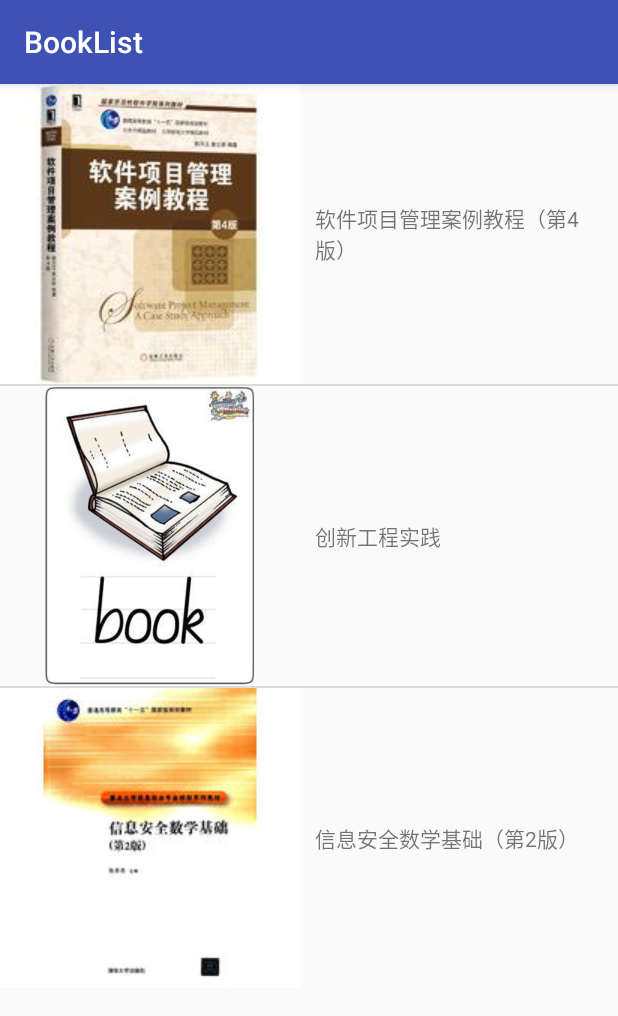
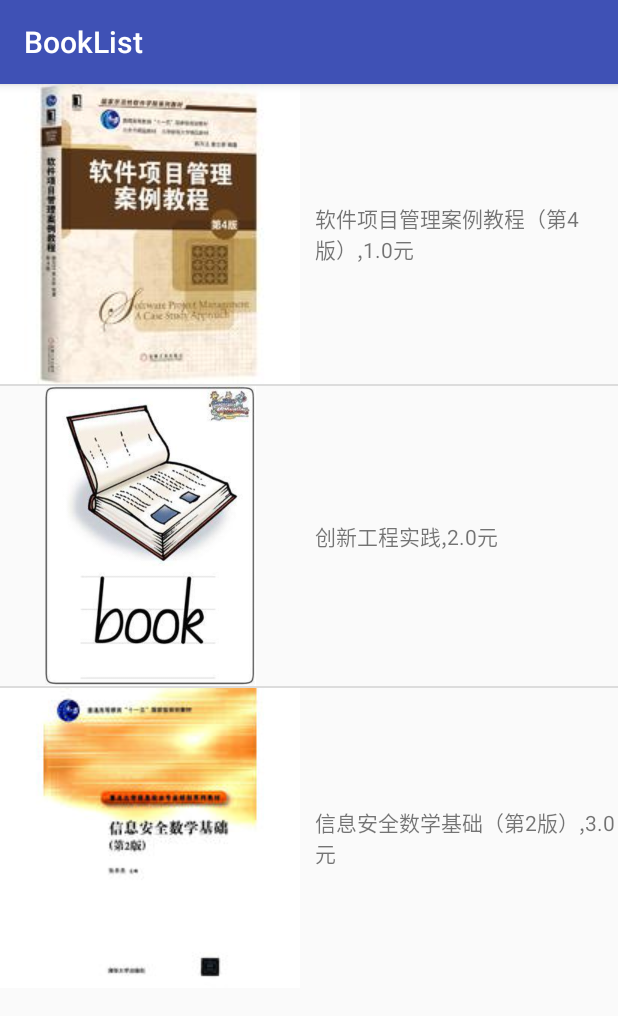
Before and after one commit to TanYR1028/BookList, an Android app: the screen it shows after launch (BookListMainActivity), on a phone screen of 412 x 824 dp. Shown: the top 1016 px of the screen. Run offline under Robolectric (Android 15) with nearby library versions, the phone set to English and light mode, and no system bars.

Commit message:
实现序列化保存

```diff
--- a/app/src/main/java/com/casper/testdrivendevelopment/Book.java
+++ /dev/null
@@ -1,31 +0,0 @@
-package com.casper.testdrivendevelopment;
-
-/**
- * Created by jszx on 2019/9/24.
- */
-
-public class Book {
-    public Book(String title, int coverResoourseId) {
-        this.setTitle(title);
-        this.setCoverResoourseId(coverResoourseId);
-    }
-
-    private String title;
-    private int coverResoourseId;
-
-    public String getTitle() {
-        return title;
-    }
-
-    public void setTitle(String title) {
-        this.title = title;
-    }
-
-    public int getCoverResoourseId() {
-        return coverResoourseId;
-    }
-
-    public void setCoverResoourseId(int coverResoourseId) {
-        this.coverResoourseId = coverResoourseId;
-    }
-}
--- a/app/src/main/java/com/casper/testdrivendevelopment/BookListMainActivity.java
+++ b/app/src/main/java/com/casper/testdrivendevelopment/BookListMainActivity.java
@@ -2,6 +2,7 @@ package com.casper.testdrivendevelopment;
 
 import android.content.Context;
 import android.content.DialogInterface;
+import android.content.Intent;
 import android.support.annotation.LayoutRes;
 import android.support.annotation.NonNull;
 import android.support.annotation.Nullable;
@@ -12,7 +13,6 @@ import android.view.LayoutInflater;
 import android.view.MenuItem;
 import android.view.View;
 import android.view.ViewGroup;
-import android.widget.Adapter;
 import android.widget.AdapterView;
 import android.widget.ArrayAdapter;
 import android.widget.ImageView;
@@ -20,33 +20,47 @@ import android.widget.ListView;
 import android.widget.TextView;
 import android.widget.Toast;
 
+import com.casper.testdrivendevelopment.data.BookSaver;
+import com.casper.testdrivendevelopment.data.model.Book;
+
+import java.lang.reflect.Array;
 import java.util.ArrayList;
 import java.util.List;
-
-import static com.casper.testdrivendevelopment.R.id.info;
 
 public class BookListMainActivity extends AppCompatActivity {
 
     public static final int CONTEXT_MENU_DELETE=1;
-    public static final int CONTEXT_MENU_ADD=2;
-    public static final int CONTEXT_MENU_ABOUT=3;
+    public static final int CONTEXT_MENU_NEW=CONTEXT_MENU_DELETE+1;
+    public static final int CONTEXT_MENU_UPDATE = CONTEXT_MENU_NEW+1;
+    public static final int CONTEXT_MENU_ABOUT=CONTEXT_MENU_UPDATE +1;
+    public static final int REQUEST_CODE_NEW_BOOK=901;
+    public static final int REQUEST_CODE_UPDATE_BOOK=902;
+
     //@Override
     private ListView listViewBooks;
-    private List<Book> listBooks= new ArrayList<>();
-   private BookAdapter theAdapter;
-
-
+    private ArrayList<Book> listBooks= new ArrayList<>();
+   private BookAdapter bookAdapter;
+   private BookSaver bookSaver;
     @Override
     protected void onCreate(Bundle savedInstanceState) {
         super.onCreate(savedInstanceState);
         setContentView(R.layout.activity_book_list_main);
-        init();
+
+        bookSaver=new BookSaver(this);
+        listBooks=bookSaver.load();
+        if(listBooks.size()==0)
+             init();
         listViewBooks=(ListView)this.findViewById(R.id.list_view_books);
-        theAdapter = new BookAdapter(BookListMainActivity.this, R.layout.list_view_item_book, listBooks);
-        listViewBooks.setAdapter(theAdapter);
+        bookAdapter = new BookAdapter(BookListMainActivity.this, R.layout.list_view_item_book, listBooks);
+        listViewBooks.setAdapter(bookAdapter);
+
         this.registerForContextMenu(listViewBooks);
     }
-
+    @Override
+    protected void onDestroy() {
+        super.onDestroy();
+       bookSaver.save();
+    }
     @Override
     public void onCreateContextMenu(ContextMenu menu, View v, ContextMenu.ContextMenuInfo menuInfo) {
 
@@ -58,20 +72,80 @@ public class BookListMainActivity extends AppCompatActivity {
             menu.setHeaderTitle(listBooks.get(info.position).getTitle());
             //添加内容
             menu.add(0, CONTEXT_MENU_DELETE, 0, "删除");
-            menu.add(0, CONTEXT_MENU_ADD, 0, "添加");
+            menu.add(0, CONTEXT_MENU_NEW, 0, "新建");
+            menu.add(0, CONTEXT_MENU_UPDATE, 0, "更新");
             menu.add(0, CONTEXT_MENU_ABOUT, 0, "关于...");
 
+        }
+    }
+    //onActivityResult（）是从NewBookActiviy回调到BookListActivity的
+    protected void onActivityResult(int requestCode, int resultCode, Intent data) {
+        super.onActivityResult(requestCode, resultCode, data);
+        switch(requestCode)
+        {
+            case REQUEST_CODE_NEW_BOOK:
+                if(resultCode==RESULT_OK)
+                {
+                   int position=data.getIntExtra("edit_position",0);
+                    String title=data.getStringExtra("book_title");
+                    double price =data.getDoubleExtra("book_price",0);
+                    getListBooks().add(position, new Book(title,R.drawable.book_no_name,price));
+                    //listBooks.add(position, new Book(title,R.drawable.book_no_name,price));
+                    //通知适配器已改变
+                    bookAdapter.notifyDataSetChanged();
 
+                    Toast.makeText(this, "新建成功", Toast.LENGTH_SHORT).show();
+                }
+                break;
+            case REQUEST_CODE_UPDATE_BOOK:
+                if(resultCode==RESULT_OK)
+                {
+                    int position=data.getIntExtra("edit_position",0);
+                    String name=data.getStringExtra("book_title");
+                    double price=data.getDoubleExtra("book_price",0);
+                    Book book= getListBooks().get(position);
+                   // Book book=listBooks.get(position);
+                    book.setTitle(name);
+                    book.setPrice(price);//book类没有price
+                    //通知适配器已改变
+                    bookAdapter.notifyDataSetChanged();
+
+                    Toast.makeText(this, "修改成功", Toast.LENGTH_SHORT).show();
+                }
+                break;
         }
     }
 
     @Override
     public boolean onContextItemSelected(MenuItem item) {
-        AdapterView.AdapterContextMenuInfo menuInfo=(AdapterView.AdapterContextMenuInfo)item.getMenuInfo();
         switch(item.getItemId()) {
-            case  CONTEXT_MENU_DELETE: {
+            case CONTEXT_MENU_NEW: {
+                AdapterView.AdapterContextMenuInfo menuInfo=(AdapterView.AdapterContextMenuInfo)item.getMenuInfo();
 
-                final int removePosition=((AdapterView.AdapterContextMenuInfo) item.getMenuInfo()).position;
+                Intent intent = new Intent(BookListMainActivity.this,NewBookActivity.class);
+                intent.putExtra("edit_position",menuInfo.position);
+                intent.putExtra("book_title","无名书籍");
+                intent.putExtra("book_price","0.0");
+
+                //startActivityForResult()方法是主活动BookListActivity用来启动NewBookActivity的
+                startActivityForResult(intent,REQUEST_CODE_NEW_BOOK );
+                break;
+            }
+            case CONTEXT_MENU_UPDATE: {
+                AdapterView.AdapterContextMenuInfo menuInfo=(AdapterView.AdapterContextMenuInfo)item.getMenuInfo();
+                Book book=listBooks.get(menuInfo.position);
+
+                Intent intent = new Intent(BookListMainActivity.this,NewBookActivity.class);
+                intent.putExtra("edit_position",menuInfo.position);
+                intent.putExtra("book_title",book.getTitle());
+                intent.putExtra("book_price",book.getPrice());
+                //startActivityForResult()方法是主活动BookListActivity用来启动NewBookActivity的
+                startActivityForResult(intent, REQUEST_CODE_UPDATE_BOOK);
+                break;
+            }
+            case CONTEXT_MENU_DELETE: {
+                AdapterView.AdapterContextMenuInfo menuInfo=(AdapterView.AdapterContextMenuInfo)item.getMenuInfo();
+                final int itemPosition=menuInfo.position;
                 new android.app.AlertDialog.Builder(this)
                         .setIcon(android.R.drawable.ic_dialog_alert)
                         .setTitle("询问")
@@ -79,8 +153,8 @@ public class BookListMainActivity extends AppCompatActivity {
                         .setPositiveButton("确定", new DialogInterface.OnClickListener() {
                             @Override
                             public void onClick(DialogInterface dialogInterface, int i) {
-                                listBooks.remove(removePosition);
-                                theAdapter.notifyDataSetChanged();
+                                listBooks.remove(itemPosition);
+                                bookAdapter.notifyDataSetChanged();
                                 Toast.makeText(BookListMainActivity.this, "删除成功！", Toast.LENGTH_SHORT).show();
                             }
                         })
@@ -93,43 +167,58 @@ public class BookListMainActivity extends AppCompatActivity {
                         .create().show();
                 break;
             }
-            case  CONTEXT_MENU_ADD: {
-                final int insertPosition=((AdapterView.AdapterContextMenuInfo) item.getMenuInfo()).position;
-                 listBooks.add(insertPosition, new Book("无名书籍",R.drawable.book_no_name));
-                  theAdapter.notifyDataSetChanged();
-                break;
-            }
             case CONTEXT_MENU_ABOUT:
-                Toast.makeText(this, "版权所有by Tanyirou!", Toast.LENGTH_SHORT).show();
+                Toast.makeText(this, "版权所有by shpchen!", Toast.LENGTH_SHORT).show();
                 break;
         }
         return super.onContextItemSelected(item);
     }
 
+    public List<Book> getListBooks()
+    {
+        return listBooks;
+    }
+
     private void init(){
-        listBooks.add(new Book("软件项目管理案例教程（第4版）", R.drawable.book_2));
-        listBooks.add(new Book("创新工程实践", R.drawable.book_no_name));
-        listBooks.add(new Book("信息安全数学基础（第2版）", R.drawable.book_1));
+
+        listBooks.add(new Book("软件项目管理案例教程（第4版）", R.drawable.book_2,1.0));
+        listBooks.add(new Book("创新工程实践", R.drawable.book_no_name,2.0));
+        listBooks.add(new Book("信息安全数学基础（第2版）", R.drawable.book_1,3.0));
 
     }
+
 
     class BookAdapter extends ArrayAdapter<Book> {
 
         private int resourceId;
 
-        public BookAdapter(Context context, int resource, List<Book> objects) {
-            super(context, resource, objects);
+     public BookAdapter(Context context, int resource, List<Book> objects) {
+          super(context, resource, objects);
             resourceId = resource;
-        }
+       }
 
-        @NonNull
+
         @Override
         public View getView(int position, View convertView, ViewGroup parent) {
-            Book book = getItem(position);//获取当前项的实例
+            /*Book book = getItem(position);//获取当前项的实例
             View view = LayoutInflater.from(getContext()).inflate(resourceId, parent, false);
-            ((ImageView) view.findViewById(R.id.image_view_book_cover)).setImageResource(book.getCoverResoourseId());
+            ((ImageView) view.findViewById(R.id.image_view_book_cover)).setImageResource(book.getCoverResourceId());
             ((TextView) view.findViewById(R.id.text_view_book_title)).setText(book.getTitle());
-            return view;
+            ((TextView)view.findViewById(R.id.textView_book_price)).setText("价格："+book.getPrice()+"元");
+
+            return view;*/
+           //getview函数必须重写，否则无法进入App
+           LayoutInflater mInflater= LayoutInflater.from(this.getContext());
+            View item = mInflater.inflate(this.resourceId,null);
+
+            ImageView bookImage = item.findViewById(R.id.image_view_book_cover);
+            TextView bookTitle = item.findViewById(R.id.text_view_book_title);
+
+            Book book_item = this.getItem(position);
+            bookImage.setImageResource(book_item.getCoverResourceId());
+            bookTitle.setText(book_item.getTitle()+ "," + book_item.getPrice() + "元");
+
+            return item;
         }
     }
 }
--- /dev/null
+++ b/app/src/main/java/com/casper/testdrivendevelopment/data/BookSaver.java
@@ -0,0 +1,55 @@
+package com.casper.testdrivendevelopment.data;
+
+import android.content.Context;
+
+import com.casper.testdrivendevelopment.data.model.Book;
+
+import java.io.ObjectInputStream;
+import java.io.ObjectOutputStream;
+import java.util.ArrayList;
+
+/**
+ * Created by 谭小二 on 2019/10/14.
+ */
+
+public class BookSaver {
+    private Context context;
+
+    public BookSaver(Context context) {
+        this.context = context;
+    }
+
+    public ArrayList<Book> getBooks() {
+        return books;
+    }
+
+    private ArrayList<Book> books = new ArrayList<Book>();
+
+    public void save()
+    {
+        try {
+            ObjectOutputStream outputStream = new ObjectOutputStream(
+                    context.openFileOutput("Serializable.txt",Context.MODE_PRIVATE)
+            );
+            outputStream.writeObject(books);
+            outputStream.close();
+        }catch (Exception e){
+            e.printStackTrace();
+        }
+    }
+
+    public ArrayList<Book> load()
+    {
+        try{
+            ObjectInputStream inputStream = new ObjectInputStream(
+                    context.openFileInput("Serializable.txt")
+            );
+            books = (ArrayList<Book>) inputStream.readObject();
+            inputStream.close();
+        } catch (Exception e) {
+            e.printStackTrace();
+        }
+        return books;
+    }
+
+}
--- /dev/null
+++ b/app/src/main/java/com/casper/testdrivendevelopment/data/model/Book.java
@@ -0,0 +1,46 @@
+package com.casper.testdrivendevelopment.data.model;
+
+import java.io.Serializable;
+
+/**
+ * Created by jszx on 2019/9/24.
+ */
+//book类实现序列化才能在返回的时候再进人能刚才修改的操作界面
+public class Book implements Serializable {
+
+
+    public Book(String title, int coverResourceId, double price) {
+        this.setTitle(title);
+        this.setCoverResourceId(coverResourceId);
+        this.setPrice(price);
+    }
+
+    private String title;
+    private int coverResourceId;
+    private  double price;
+
+
+    public String getTitle() {
+        return title;
+    }
+
+    public void setTitle(String title) {
+        this.title = title;
+    }
+
+    public int getCoverResourceId() {
+        return coverResourceId;
+    }
+
+    public void setCoverResourceId(int coverResourceId) {
+        this.coverResourceId = coverResourceId;
+    }
+
+    public double getPrice() {
+        return price;
+    }
+
+    public void setPrice(double price) {
+        this.price = price;
+    }
+}
```
Also changed, not shown: app/src/main/java/com/casper/testdrivendevelopment/NewBookActivity.java (added, +46 -0 lines).
